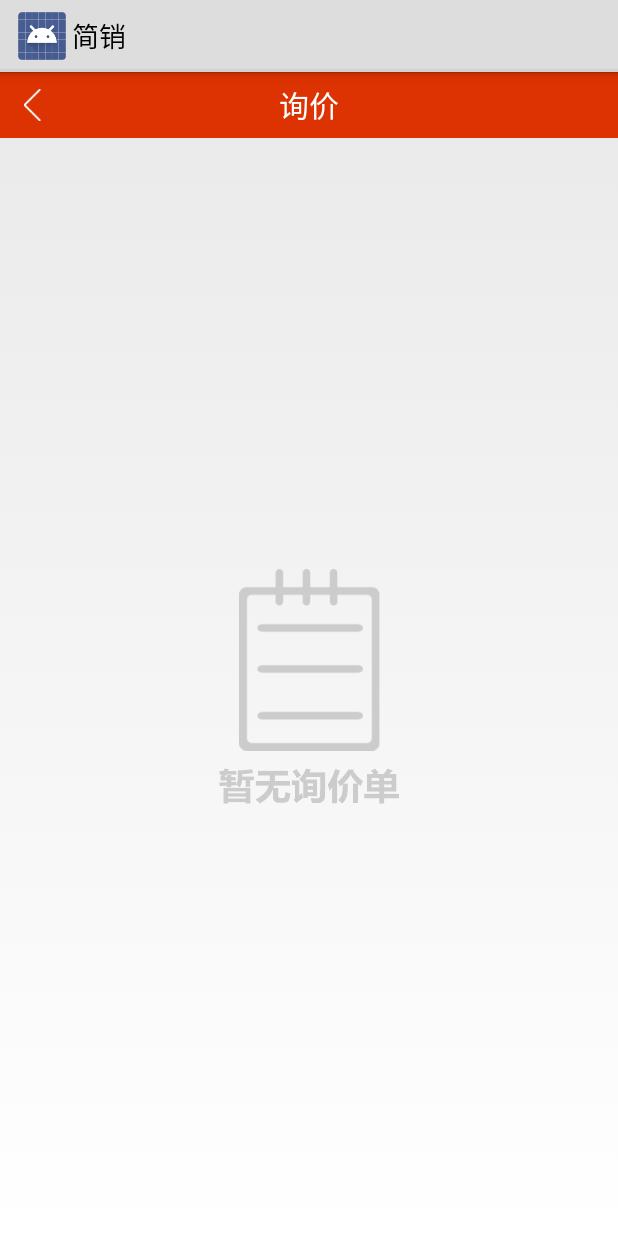
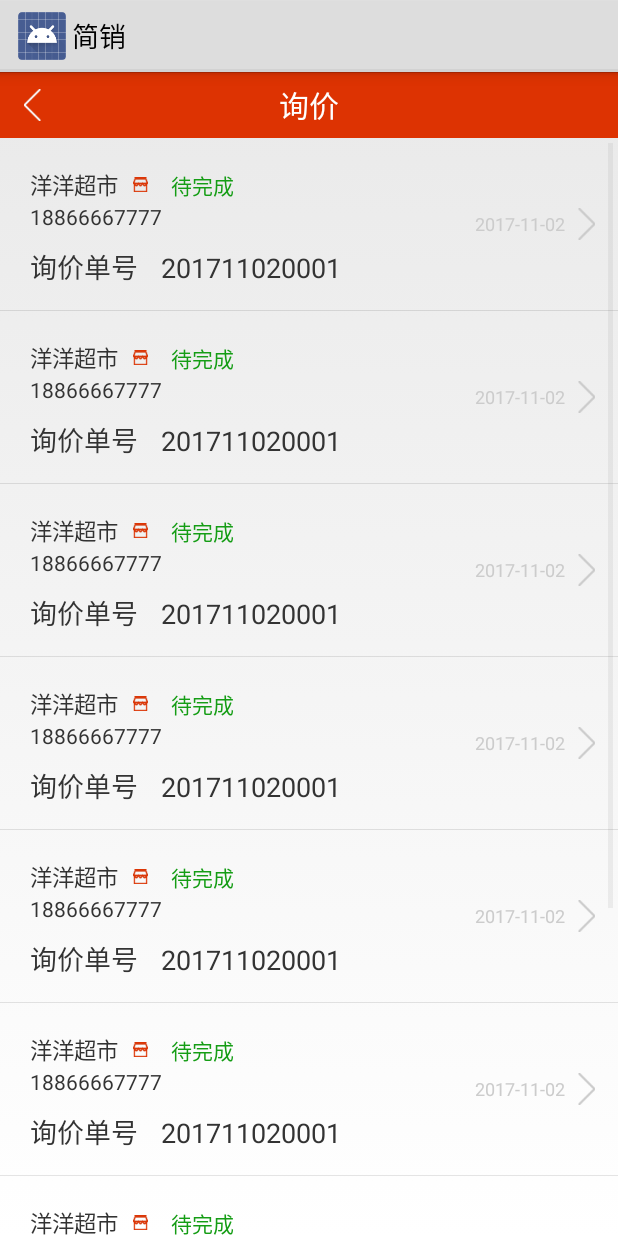
Before and after one commit to chenmi1234/janepin.github, an Android app: the InquirySheetActivity screen opened directly, with no data from a screen before it, on a phone screen of 412 x 824 dp. Run offline under Robolectric (Android 15) with nearby library versions, the phone set to English and light mode, and no system bars.

Commit message:
询价单listview

```diff
--- a/app/src/main/java/com/lianpos/devfoucs/homepage/activity/InquirySheetActivity.java
+++ b/app/src/main/java/com/lianpos/devfoucs/homepage/activity/InquirySheetActivity.java
@@ -1,11 +1,20 @@
 package com.lianpos.devfoucs.homepage.activity;
 
 import android.os.Bundle;
+import android.view.LayoutInflater;
 import android.view.View;
+import android.view.ViewGroup;
+import android.widget.BaseAdapter;
 import android.widget.ImageView;
+import android.widget.ListView;
+import android.widget.TextView;
 
 import com.lianpos.activity.R;
+import com.lianpos.devfoucs.homepage.model.InquryFruit;
 import com.lianpos.firebase.BaseActivity;
+
+import java.util.ArrayList;
+import java.util.List;
 
 /**
  * 询价单
@@ -14,14 +23,61 @@ import com.lianpos.firebase.BaseActivity;
  *         Created by wangshuai on 2017/11/2
  */
 public class InquirySheetActivity extends BaseActivity implements View.OnClickListener {
-
+    // 无询价单
     private ImageView inquiry_sheet_back;
+    // 询价单list
+    private ListView listView;
+    private List<InquryFruit> inquryList = new ArrayList<InquryFruit>();
 
     @Override
     protected void onCreate(Bundle savedInstanceState) {
         super.onCreate(savedInstanceState);
         setContentView(R.layout.activity_inquiry_sheet);
         init();
+        getData();
+        listView.setAdapter(new BaseAdapter() {
+            //返回多少条记录
+            @Override
+            public int getCount() {
+                // TODO Auto-generated method stub
+                return inquryList.size();
+            }
+
+            //每一个item项，返回一次界面
+            @Override
+            public View getView(int position, View convertView, ViewGroup parent) {
+                View view = null;
+                //布局不变，数据变
+
+                //如果缓存为空，我们生成新的布局作为1个item
+                if (convertView == null) {
+                    LayoutInflater inflater = InquirySheetActivity.this.getLayoutInflater();
+                    //因为getView()返回的对象，adapter会自动赋给ListView
+                    view = inflater.inflate(R.layout.activity_inquiry_sheet_item, null);
+                } else {
+                    view = convertView;
+                }
+                InquryFruit m = inquryList.get(position);
+                TextView tv_userName = (TextView) view.findViewById(R.id.shopName);
+                tv_userName.setText(m.getName());
+                tv_userName.setTextSize(15);
+
+                return view;
+            }
+
+            @Override
+            public Object getItem(int position) {
+                // TODO Auto-generated method stub
+                return null;
+            }
+
+            @Override
+            public long getItemId(int position) {
+                // TODO Auto-generated method stub
+                return 0;
+            }
+
+        });
     }
 
     private void init() {
@@ -34,6 +90,7 @@ public class InquirySheetActivity extends BaseActivity implements View.OnClickLi
     // 初始化id
     private void initID() {
         inquiry_sheet_back = (ImageView) findViewById(R.id.inquiry_sheet_back);
+        listView = (ListView) findViewById(R.id.list_view);
     }
 
     // 初始化点击事件
@@ -49,4 +106,16 @@ public class InquirySheetActivity extends BaseActivity implements View.OnClickLi
                 break;
         }
     }
+
+    private List<InquryFruit> getData() {
+
+        for (int i = 1; i < 10; i++) {
+            //添加数据
+            InquryFruit m = new InquryFruit();
+            m.setName("洋洋超市");
+            inquryList.add(m);
+        }
+
+        return inquryList;
+    }
 }
--- /dev/null
+++ b/app/src/main/java/com/lianpos/devfoucs/homepage/adapter/InquiryFruitAdapter.java
@@ -0,0 +1,61 @@
+package com.lianpos.devfoucs.homepage.adapter;
+
+import android.content.Context;
+import android.view.LayoutInflater;
+import android.view.View;
+import android.view.ViewGroup;
+import android.widget.ArrayAdapter;
+import android.widget.TextView;
+
+import com.lianpos.activity.R;
+import com.lianpos.devfoucs.homepage.model.InquryFruit;
+
+import java.util.List;
+
+/**
+ * 询价单适配器
+ * Created by wangshuai on 2017/11/2 0002.
+ */
+
+public class InquiryFruitAdapter extends ArrayAdapter<InquryFruit> {
+
+    private int resourceId;
+
+    public InquiryFruitAdapter(Context context, int textViewResourceId,
+                               List objects) {
+        super(context, textViewResourceId, objects);
+        resourceId = textViewResourceId;
+    }
+
+    /*  由系统调用，获取一个View对象，作为ListView的条目，屏幕上能显示多少个条目，getView方法就会被调用多少次
+     *  position：代表该条目在整个ListView中所处的位置，从0开始
+     */
+    @Override
+    public View getView(int position, View convertView, ViewGroup parent) {
+        //重写适配器的getItem()方法
+        InquryFruit fruit = getItem(position);
+        View view;
+        ViewHolder viewHolder;
+        if (convertView == null) { //若没有缓存布局，则加载
+            //首先获取布局填充器，然后使用布局填充器填充布局文件
+            view = LayoutInflater.from(getContext()).inflate(resourceId, null);
+            viewHolder = new ViewHolder();
+            //存储子项布局中子控件对象
+            viewHolder.fruitName = (TextView) view.findViewById(R.id.shopName);
+            // 将内部类对象存储到View对象中
+            view.setTag(viewHolder);
+        } else { //若有缓存布局，则直接用缓存（利用的是缓存的布局，利用的不是缓存布局中的数据）
+            view = convertView;
+            viewHolder = (ViewHolder) view.getTag();
+        }
+        viewHolder.fruitName.setText(fruit.getName());
+        return view;
+    }
+
+    //内部类，用于存储ListView子项布局中的控件对象
+    class ViewHolder {
+        // 超市名称
+        TextView fruitName;
+    }
+
+}
--- /dev/null
+++ b/app/src/main/java/com/lianpos/devfoucs/homepage/model/InquryFruit.java
@@ -0,0 +1,20 @@
+package com.lianpos.devfoucs.homepage.model;
+
+/**
+ * 询价单 ListView适配器的适配类型
+ * Created by wangshuai on 2017/11/2 0002.
+ */
+
+public class InquryFruit {
+
+    private String name;
+
+    public void setName(String name) {
+        this.name = name;
+    }
+
+    public String getName() {
+        return name;
+    }
+
+}
--- a/app/src/main/res/layout/activity_inquiry_sheet.xml
+++ b/app/src/main/res/layout/activity_inquiry_sheet.xml
@@ -16,7 +16,7 @@
             android:layout_height="wrap_content"
             android:layout_centerVertical="true"
             android:layout_marginLeft="10dp"
-            android:src="@mipmap/bcak01"/>
+            android:src="@mipmap/bcak01" />
 
         <TextView
             android:layout_width="wrap_content"
@@ -30,11 +30,24 @@
     <RelativeLayout
         android:layout_width="match_parent"
         android:layout_height="match_parent">
+
+        <LinearLayout
+            android:layout_width="match_parent"
+            android:layout_height="wrap_content"
+            android:orientation="vertical">
+
+            <ListView
+                android:id="@+id/list_view"
+                android:layout_width="match_parent"
+                android:layout_height="wrap_content"></ListView>
+        </LinearLayout>
+
         <ImageView
+            android:visibility="gone"
             android:layout_width="wrap_content"
             android:layout_height="wrap_content"
             android:layout_centerInParent="true"
-            android:src="@mipmap/free_list"/>
+            android:src="@mipmap/free_list" />
     </RelativeLayout>
 
 </LinearLayout>
--- /dev/null
+++ b/app/src/main/res/layout/activity_inquiry_sheet_item.xml
@@ -0,0 +1,93 @@
+<?xml version="1.0" encoding="utf-8"?>
+<RelativeLayout xmlns:android="http://schemas.android.com/apk/res/android"
+    android:layout_width="match_parent"
+    android:layout_height="wrap_content"
+    android:paddingBottom="15dp">
+
+    <LinearLayout
+        android:layout_width="wrap_content"
+        android:layout_height="wrap_content"
+        android:layout_marginLeft="20dp"
+        android:layout_marginTop="20dp"
+        android:orientation="vertical">
+
+        <LinearLayout
+            android:layout_width="wrap_content"
+            android:layout_height="wrap_content"
+            android:orientation="horizontal">
+
+            <TextView
+                android:id="@+id/shopName"
+                android:layout_width="wrap_content"
+                android:layout_height="wrap_content"
+                android:text="达达超市"
+                android:textSize="16dp" />
+
+            <ImageView
+                android:layout_width="10dp"
+                android:layout_height="10dp"
+                android:layout_gravity="center_vertical"
+                android:layout_marginLeft="10dp"
+                android:src="@mipmap/sp" />
+
+            <TextView
+                android:layout_width="wrap_content"
+                android:layout_height="wrap_content"
+                android:layout_marginLeft="15dp"
+                android:text="待完成"
+                android:textColor="#159D15"
+                android:textSize="14dp" />
+        </LinearLayout>
+
+        <TextView
+            android:layout_width="wrap_content"
+            android:layout_height="wrap_content"
+            android:text="18866667777"
+            android:textColor="#333333"
+            android:textSize="14dp" />
+
+        <LinearLayout
+            android:layout_width="wrap_content"
+            android:layout_height="wrap_content"
+            android:layout_marginTop="10dp"
+            android:orientation="horizontal">
+
+            <TextView
+                android:layout_width="wrap_content"
+                android:layout_height="wrap_content"
+                android:text="询价单号"
+                android:textColor="#333333"
+                android:textSize="18dp" />
+
+            <TextView
+                android:layout_width="wrap_content"
+                android:layout_height="wrap_content"
+                android:layout_marginLeft="15dp"
+                android:text="201711020001"
+                android:textColor="#333333"
+                android:textSize="18dp" />
+        </LinearLayout>
+    </LinearLayout>
+
+    <LinearLayout
+        android:layout_width="wrap_content"
+        android:layout_height="wrap_content"
+        android:layout_alignParentRight="true"
+        android:layout_centerVertical="true"
+        android:layout_marginRight="15dp"
+        android:orientation="horizontal">
+
+        <TextView
+            android:layout_width="wrap_content"
+            android:layout_height="wrap_content"
+            android:layout_gravity="center_vertical"
+            android:text="2017-11-02"
+            android:textColor="#cccccc"
+            android:textSize="12dp" />
+
+        <ImageView
+            android:layout_width="wrap_content"
+            android:layout_height="wrap_content"
+            android:src="@mipmap/many" />
+    </LinearLayout>
+</RelativeLayout>
--- a/app/src/main/res/values/colors.xml
+++ b/app/src/main/res/values/colors.xml
@@ -15,5 +15,4 @@
     <color name="color_EB876A">#EB876A</color>
     <color name="partTranslucent">#39000000</color>
 
-
 </resources>
```
Also changed, not shown: 10 other files.
